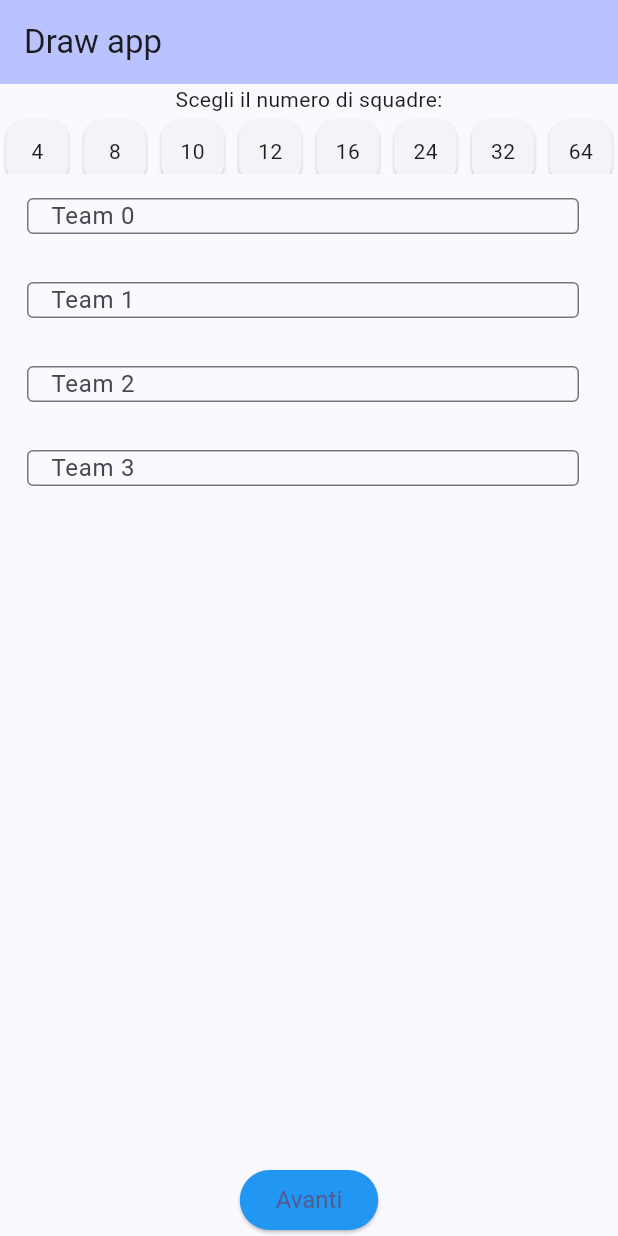
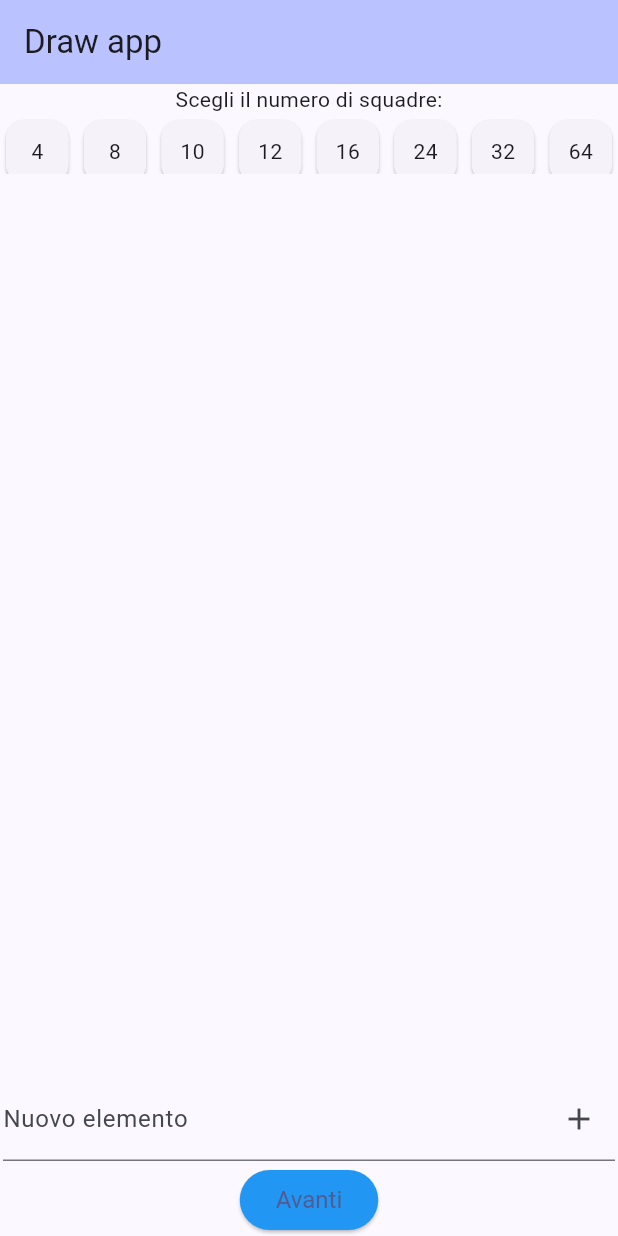
Before and after one commit to Mirconti93/team_draw, a Flutter app: the screen it shows after launch, on a phone screen of 412 x 824 dp. Run offline on Flutter 3.47's test engine with Material 3 defaults, Android fonts, the light colour scheme and no system bars; our stand-ins replace equatable, flutter_bloc.

Commit message:
draw cubit

```diff
--- a/lib/bloc/DrawCubit.dart
+++ b/lib/bloc/DrawCubit.dart
@@ -12,7 +12,7 @@ class DrawCubit extends Cubit<DrawState> {
     emit(UpdateState(teams));
   }
 
-  void addTeam(Team team, int index) {
+  void addTeam(Team team) {
     List<Team> newList = List.from(state.props);
     newList.add(team);
     emit(UpdateState(newList));
--- a/lib/widgets/TeamsInsert.dart
+++ b/lib/widgets/TeamsInsert.dart
@@ -4,15 +4,62 @@ import 'package:flutter/widgets.dart';
 import 'package:flutter_bloc/flutter_bloc.dart';
 import 'package:team_draw/bloc/DrawCubit.dart';
 
+import '../bloc/DrawState.dart';
 import '../bloc/OptionCubit.dart';
 import '../models/Team.dart';
 
+// Widget per visualizzare e aggiungere elementi alla lista
 class TeamInsert extends StatelessWidget {
   const TeamInsert({Key? key}) : super(key: key);
 
   @override
   Widget build(BuildContext context) {
+    final cubit = context.watch<DrawCubit>();
+    return Container( child: BlocBuilder<DrawCubit, DrawState>(builder: (context, state) {
+        return Column(
+          children: [
+            Expanded(
+              child: ListView.builder(
+              itemCount: cubit.state.teamList.length,
+              itemBuilder: (context, index) {
+                return ListTile(
+                  title: Text(cubit.state.teamList[index].name),
+                );
+              },
+              ),
+            ),
+            Padding(
+              padding: const EdgeInsets.all(2.0),
+              child: TextField(
+                onSubmitted: (value) {
+                  BlocProvider.of<DrawCubit>(context).addTeam(Team(name: value, weight: 0));
+                },
+                decoration: InputDecoration(
+                labelText: 'Nuovo elemento',
+                suffixIcon: IconButton(
+                icon: Icon(Icons.add),
+                onPressed: () {
+                  BlocProvider.of<DrawCubit>(context).addTeam(Team(name: 'Nuovo elemento', weight: 0));
+                },
+                  ),
+                ),
+              ),
+            ),
+          ],
+      );
+      }
+    ));
+  }
+}
+
+
+/*class TeamInsert extends StatelessWidget {
+  const TeamInsert({Key? key}) : super(key: key);
+
+  @override
+  Widget build(BuildContext context) {
     final optionCubit = context.watch<OptionCubit>();
+
     return ListView.builder(// Assicura che il ListView si adatti al contenuto
       itemCount: optionCubit.state.selectedOption,
       scrollDirection: Axis.vertical,// Numero di elementi nella lista dinamica
@@ -39,4 +86,4 @@ class TeamInsert extends StatelessWidget {
     );
   }
 
-}
+}*/
```
